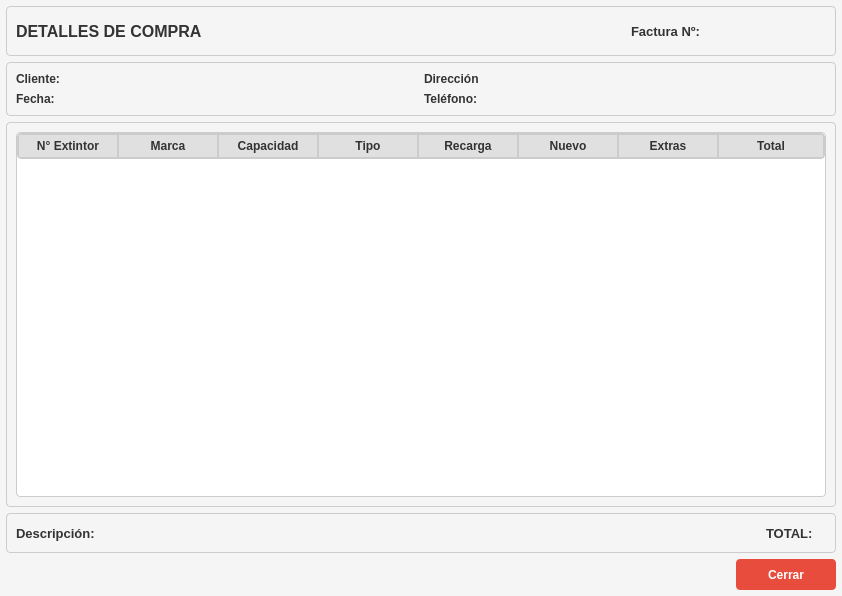
Before: the Qt Designer form resources/ui/hist_details.ui in Julian2455/beatmat, drawn with Qt 5.
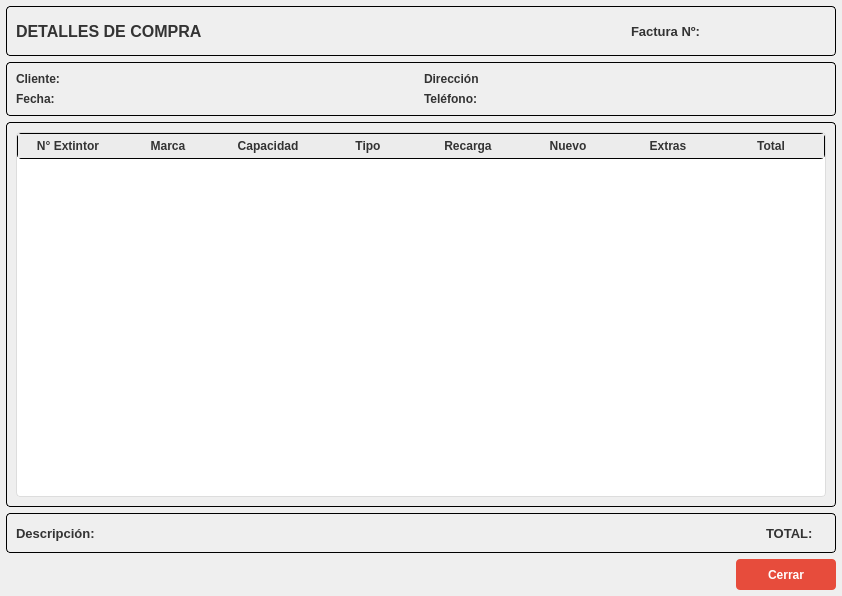
After: the same form once the commit is applied. Icons and pictures are not drawn.

Diff of the .ui file:
```diff
--- a/resources/ui/hist_details.ui
+++ b/resources/ui/hist_details.ui
@@ -14,12 +14,9 @@
    <string>Detalles de Compra - Extintores</string>
   </property>
   <property name="styleSheet">
-   <string notr="true">QWidget {
-    background-color: #f5f5f5;
-    color: #333333;
-}
+   <string notr="true">
 QFrame {
-    border:1px solid #cccccc;
+    border:1px solid rgb(0, 0, 0);
     border-radius: 4px;
 }
 QLabel {
@@ -52,17 +49,25 @@
 QPushButton#btnCerrar:hover {
     background-color: #c0392b;
 }
-QTableWidget {
-    border: 1px solid #cccccc;
-    background-color: white;
-    gridline-color: #dddddd;
-}
+/* QTableWidget / QTableView */
 QHeaderView::section {
-    background-color: #e0e0e0;
-    color: #333333;
-    padding: 3px;
-    border: 1px solid #cccccc;
+    background-color: #ececec;
+    color: #333;
+    padding: 4px;
+    border: none;
     font-weight: bold;
+}
+QTableWidget {
+    border: 1px solid #ddd;
+    background-color: white;
+    gridline-color: #ccc;
+    alternate-background-color: #f2f2f2;
+}
+QTableWidget::item {
+    padding: 6px;
+}
+QTableWidget::item:hover {
+    background-color: #f0f8ff;
 }</string>
   </property>
   <layout class="QVBoxLayout" name="verticalLayout">
```
